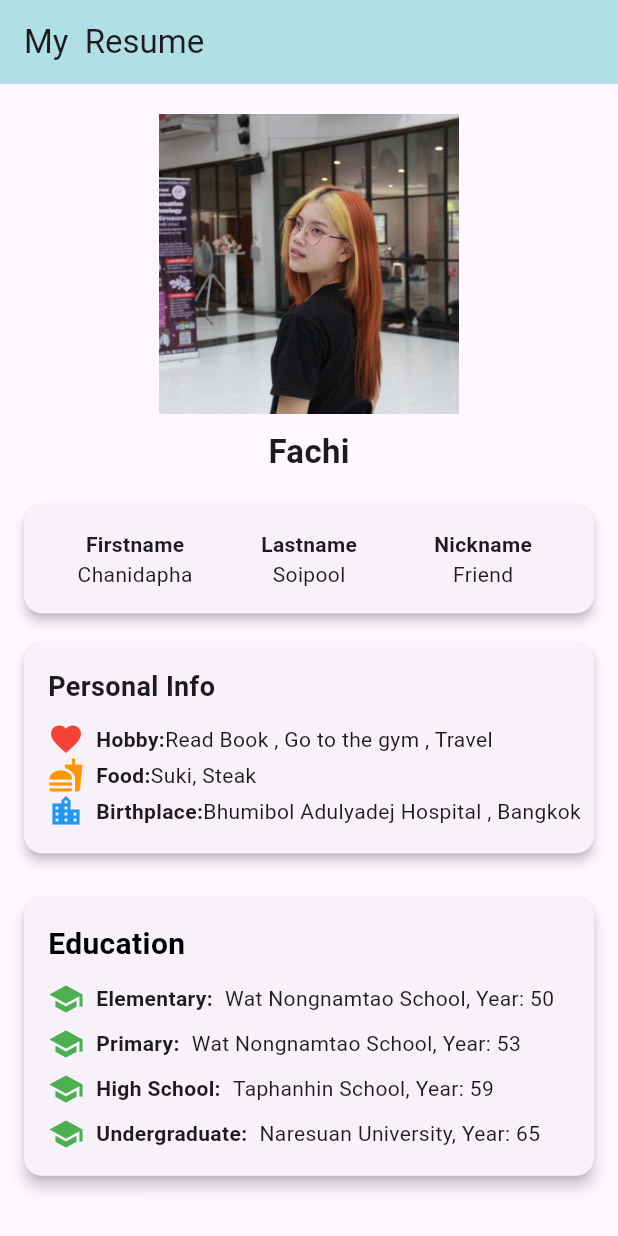
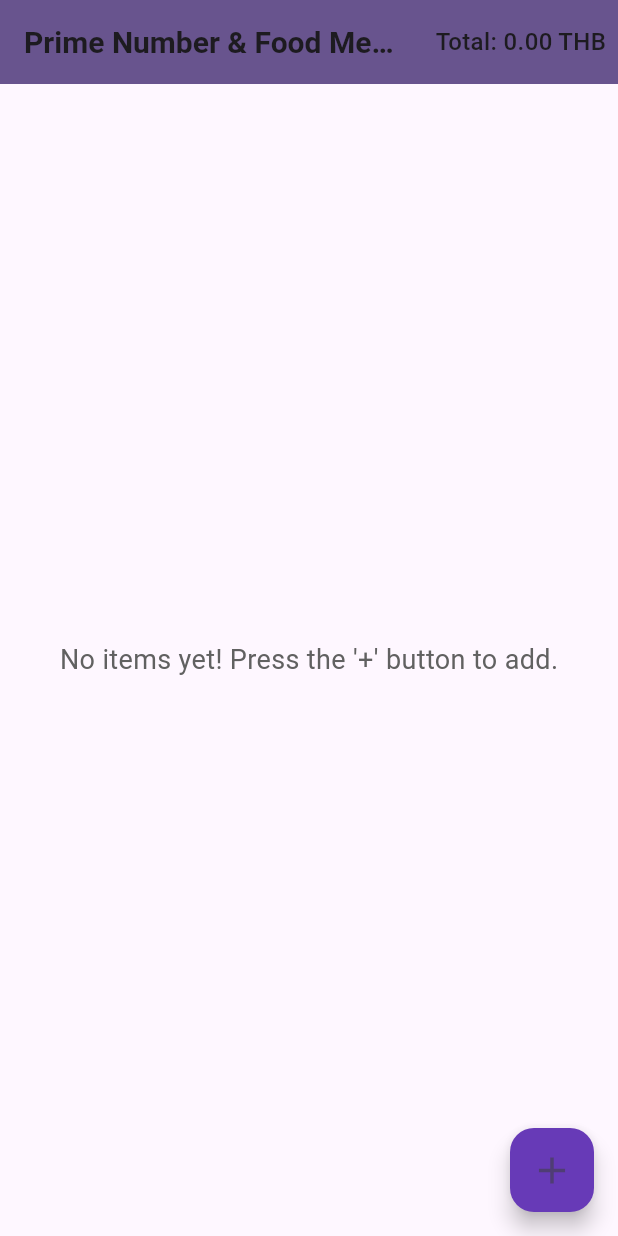
Before and after one commit to Chanidapha65310920/FoodOrder, a Flutter app: the screen it shows after launch, on a phone screen of 412 x 824 dp. Run offline on Flutter 3.47's test engine with Material 3 defaults, Android fonts, the phone set to English and light mode, and no system bars.

Commit message:
first commit

```diff
--- /dev/null
+++ b/lib/FoodMenu.dart
@@ -0,0 +1,78 @@
+class Foodmenu {
+  String name;         // ชื่ออาหาร
+  String price;        // ราคาของอาหาร
+  String image;        // URL หรือ Path ของรูปภาพอาหาร
+  String description;  // คำอธิบายเกี่ยวกับอาหาร
+
+  // คอนสตรัคเตอร์
+  Foodmenu({
+    required this.name,
+    required this.price,
+    required this.image,
+    required this.description,
+  });
+
+  // เพิ่ม static เพื่อให้สามารถเข้าถึง menuItems ได้จากนอกคลาส
+  static final List<Foodmenu> menuItems = [
+    Foodmenu(
+      name: "Spaghetti Carbonara",
+      price: "250 THB",
+      image: "https://via.placeholder.com/150",
+      description: "Creamy spaghetti with bacon and parmesan cheese.",
+    ),
+    Foodmenu(
+      name: "Pad Thai",
+      price: "120 THB",
+      image: "https://via.placeholder.com/150",
+      description: "Thailand's famous stir-fried noodles with tamarind sauce.",
+    ),
+    Foodmenu(
+      name: "Green Curry",
+      price: "180 THB",
+      image: "https://via.placeholder.com/150",
+      description: "Spicy Thai green curry with chicken and coconut milk.",
+    ),
+    Foodmenu(
+      name: "Tom Yum Goong",
+      price: "150 THB",
+      image: "https://via.placeholder.com/150",
+      description: "Spicy and sour shrimp soup with Thai herbs.",
+    ),
+    Foodmenu(
+      name: "Massaman Curry",
+      price: "200 THB",
+      image: "https://via.placeholder.com/150",
+      description: "Rich and flavorful curry with tender beef and potatoes.",
+    ),
+    Foodmenu(
+      name: "Mango Sticky Rice",
+      price: "90 THB",
+      image: "https://via.placeholder.com/150",
+      description: "Sweet sticky rice paired with ripe mango and coconut milk.",
+    ),
+    Foodmenu(
+      name: "Chicken Satay",
+      price: "110 THB",
+      image: "https://via.placeholder.com/150",
+      description: "Grilled chicken skewers served with peanut sauce.",
+    ),
+    Foodmenu(
+      name: "Som Tum (Papaya Salad)",
+      price: "70 THB",
+      image: "https://via.placeholder.com/150",
+      description: "Spicy green papaya salad with peanuts and lime.",
+    ),
+    Foodmenu(
+      name: "Khao Pad (Fried Rice)",
+      price: "100 THB",
+      image: "https://via.placeholder.com/150",
+      description: "Fried rice with vegetables, eggs, and your choice of meat.",
+    ),
+    Foodmenu(
+      name: "Spring Rolls",
+      price: "80 THB",
+      image: "https://via.placeholder.com/150",
+      description: "Crispy fried spring rolls stuffed with vegetables and meat.",
+    ),
+  ];
+}
--- a/lib/main.dart
+++ b/lib/main.dart
@@ -1,180 +1,160 @@
 import 'package:flutter/material.dart';
+import 'dart:math'; // สำหรับการสุ่มเลข
+import 'FoodMenu.dart'; // นำเข้า FoodMenu.dart
 
 void main() {
-  runApp(
-    MaterialApp(
-      home: Scaffold(
+  runApp(const MyApp());
+}
+
+class MyApp extends StatelessWidget {
+  const MyApp({super.key});
+
+  @override
+  Widget build(BuildContext context) {
+    return MaterialApp(
+      title: 'Food Menu & Prime Number',
+      theme: ThemeData(
+        colorScheme: ColorScheme.fromSeed(seedColor: Colors.deepPurple),
+        useMaterial3: true,
+      ),
+      home: const MyHomePage(title: 'Prime Number & Food Menu'),
+    );
+  }
+}
+
+class MyHomePage extends StatefulWidget {
+  const MyHomePage({super.key, required this.title});
+
+  final String title;
+
+  @override
+  State<MyHomePage> createState() => _MyHomePageState();
+}
+
+class _MyHomePageState extends State<MyHomePage> {
+  List<String> _items = []; // รายการข้อมูลที่จะเพิ่มใน ListView
+  List<int> _primeNumbers = []; // ตัวแปรสำหรับเก็บจำนวนเฉพาะที่สุ่มมาแล้ว
+  double _totalPrice = 0.0; // ตัวแปรสำหรับเก็บผลรวมราคาอาหารทั้งหมด
+
+  // ฟังก์ชันตรวจสอบว่าเป็นจำนวนเฉพาะหรือไม่
+  bool _isPrime(int number) {
+    if (number <= 1) return false;
+    for (int i = 2; i <= sqrt(number).toInt(); i++) {
+      if (number % i == 0) return false;
+    }
+    return true;
+  }
+
+  // ฟังก์ชันสุ่มจำนวนเฉพาะจากรายการที่เก็บไว้
+  int _getRandomPrime() {
+    Random random = Random();
+    if (_primeNumbers.isEmpty) {
+      // สร้างจำนวนเฉพาะและเก็บไว้ใน _primeNumbers
+      for (int i = 2; i <= 1000; i++) {
+        if (_isPrime(i)) {
+          _primeNumbers.add(i);
+        }
+      }
+    }
+    // สุ่มเลือกจำนวนเฉพาะจากรายการ
+    return _primeNumbers[random.nextInt(_primeNumbers.length)];
+  }
+
+  // ฟังก์ชันสุ่มเมนูอาหารจาก FoodMenu.dart
+  Foodmenu _getRandomFoodMenu() {
+    Random random = Random();
+
+    if (Foodmenu.menuItems.isNotEmpty) {
+      return Foodmenu.menuItems[random.nextInt(Foodmenu.menuItems.length)];
+    } else {
+      // คืนค่าตัวอย่างเมนูในกรณีที่ไม่มีข้อมูล
+      return Foodmenu(
+        name: 'Default Food',
+        price: '0 THB',
+        image: 'assets/images/default.png',
+        description: 'No menu available.',
+      );
+    }
+  }
+
+  // ฟังก์ชันเพิ่มรายการใหม่
+  void _addNewRow() {
+    setState(() {
+      Foodmenu randomMenu = _getRandomFoodMenu(); // สุ่มเมนูอาหาร
+      int randomPrime = _getRandomPrime(); // เลือกจำนวนเฉพาะจากรายการ
+
+      // เพิ่มข้อมูลเมนูอาหารพร้อมจำนวนเฉพาะ
+      _items.add(
+          'Food: ${randomMenu.name}, Price: ${randomMenu.price}, Description: ${randomMenu.description}, Prime Number: $randomPrime');
+
+      // คำนวณผลรวมราคา
+      _totalPrice += double.tryParse(randomMenu.price.replaceAll(' THB', '')) ?? 0.0;
+    });
+  }
+
+  @override
+  Widget build(BuildContext context) {
+    return Scaffold(
       appBar: AppBar(
-          title: Text("My  Resume"),
-          backgroundColor: Color(0xFFB0E0E6), // เพิ่มสี AppBar
+        backgroundColor: Theme.of(context).colorScheme.primary,
+        title: Text(
+          widget.title,
+          style: const TextStyle(fontSize: 20, fontWeight: FontWeight.bold),
         ),
-        body: SingleChildScrollView(
-          child: Center(
-            child: Column(
-              mainAxisAlignment: MainAxisAlignment.center,
-              children: [
-                 SizedBox(height: 20), // เว้นระยะห่างระหว่างตารางกับข้อมูลด้านล่าง
-                // รูปภาพ
-                Image(
-                  width: 200,
-                  image: AssetImage("assets/images/fachi.jpg"),
+        centerTitle: true,
+        actions: [
+          // แสดงผลรวมราคาอาหารทั้งหมด
+          Padding(
+            padding: const EdgeInsets.all(8.0),
+            child: Text(
+              'Total: ${_totalPrice.toStringAsFixed(2)} THB', // แสดงผลรวมราคา
+              style: const TextStyle(fontSize: 16, fontWeight: FontWeight.w500),
             ),
-                SizedBox(height: 10), // เว้นระยะห่างระหว่างรูปกับข้อความ
-                // ข้อความใต้รูป
-                Text(
-                  "Fachi",
-                  style: TextStyle(
-                    fontSize: 22,
-                    fontWeight: FontWeight.bold,
-                  ),
-                ),
-                SizedBox(height: 20), // เว้นระยะห่างระหว่างข้อความกับตาราง
-
-                // ตาราง
-                Card(
-                  elevation: 3,
-                  margin: EdgeInsets.symmetric(horizontal: 16.0),
-                  child: Padding(
-                    padding: const EdgeInsets.all(16.0),
-                    child: Table(
-                      children: [
-                        TableRow(
-                children: [
-                  Center(child: Text('Firstname', style: TextStyle(fontWeight: FontWeight.bold))),
-                  Center(child: Text('Lastname', style: TextStyle(fontWeight: FontWeight.bold))),
-                  Center(child: Text('Nickname', style: TextStyle(fontWeight: FontWeight.bold))),
-                ],
-              ),
-                        TableRow(
-                          children: [
-                            Center(child: Text('Chanidapha')),
-                            Center(child: Text('Soipool')),
-                            Center(child: Text('Friend')),
-                          ],
           ),
         ],
       ),
+      body: _items.isEmpty
+          ? Center(
+              child: Text(
+                "No items yet! Press the '+' button to add.",
+                style: TextStyle(
+                  fontSize: 18,
+                  color: Colors.grey[700],
                 ),
               ),
-
-                SizedBox(height: 20), // เว้นระยะห่างระหว่างตารางกับข้อมูลด้านล่าง
-
-                // ข้อมูล Hobby, Food, Birthplace
-                Card(
-                  elevation: 3,
-                  margin: EdgeInsets.symmetric(horizontal: 16.0),
-                  child: Padding(
-                    padding: const EdgeInsets.all(16.0),
-                    child: Column(
-                      crossAxisAlignment: CrossAxisAlignment.start,
-                      children: [
-                        Text(
-                          "Personal Info",
-                          style: TextStyle(
-                            fontSize: 18,
-                            fontWeight: FontWeight.bold,
+            )
+          : ListView.separated(
+              padding: const EdgeInsets.all(16),
+              itemCount: _items.length, // จำนวนไอเท็มทั้งหมด
+              itemBuilder: (context, index) {
+                // ใช้จำนวนเฉพาะจากที่เก็บไว้ใน _items
+                return ListTile(
+                  tileColor: Colors.deepPurple[50], // พื้นหลังของ Tile
+                  shape: RoundedRectangleBorder(
+                    borderRadius: BorderRadius.circular(10),
+                  ),
+                  title: Text(
+                    _items[index], // แสดงชื่อไอเท็ม
+                    style: const TextStyle(
+                        fontSize: 16, fontWeight: FontWeight.w500),
+                  ),
+                  leading: CircleAvatar(
+                    backgroundColor: Colors.deepPurple, // สีพื้นหลังของวงกลม
+                    child: Text(
+                      '${_items[index].split('Prime Number: ')[1].split(' ')[0]}', // แสดงจำนวนเฉพาะจาก string
+                      style: const TextStyle(color: Colors.white),
                     ),
                   ),
-                        SizedBox(height: 10),
-                        Row(
-                          children: [
-                            Icon(Icons.favorite, color: Colors.red),
-                            SizedBox(width: 8),
-                             Text("Hobby:", style: TextStyle(fontWeight: FontWeight.bold)),
-                      Text("Read Book , Go to the gym , Travel"),
-                          ],
+                );
+              },
+              separatorBuilder: (context, index) => const SizedBox(height: 10),
             ),
-                        Row(
-                          children: [
-                            Icon(Icons.fastfood, color: Colors.orange),
-                            SizedBox(width: 8),
-Text("Food:", style: TextStyle(fontWeight: FontWeight.bold)),
-                      Text("Suki, Steak"),                          ],
-                        ),
-                        Row(
-                          children: [
-                            Icon(Icons.location_city, color: Colors.blue),
-                            SizedBox(width: 8),
-Text("Birthplace:", style: TextStyle(fontWeight: FontWeight.bold)),
-                      Text("Bhumibol Adulyadej Hospital , Bangkok"),                          ],
-                        ),
-                      ],
-                    ),
-                  ),
-                ),
-
-                SizedBox(height: 20), // เว้นระยะห่าง
-
-                // ข้อมูล Education
-                // ข้อมูล Education
-Align(
-  alignment: Alignment.centerLeft, // จัดให้อยู่ด้านซ้าย
-  child: Card(
-    elevation: 4,
-    margin: const EdgeInsets.symmetric(vertical: 10, horizontal: 16),
-    child: Padding(
-      padding: const EdgeInsets.all(16.0),
-      child: Column(
-        crossAxisAlignment: CrossAxisAlignment.start, // จัดข้อความให้ชิดซ้าย
-        children: [
-          Text(
-            "Education",
-            style: TextStyle(
-              fontSize: 20,
-              fontWeight: FontWeight.bold,
-              color: Colors.black,
-            ),
-          ),
-          SizedBox(height: 10),
-          Row(
-            children: [
-              Icon(Icons.school, color: Colors.green),
-              SizedBox(width: 8),
-Text("Elementary:", style: TextStyle(fontWeight: FontWeight.bold)),
-                          SizedBox(width: 8),
-                          Text("Wat Nongnamtao School, Year: 50"),            ],
-          ),
-          SizedBox(height: 6),
-          Row(
-            children: [
-              Icon(Icons.school, color: Colors.green),
-              SizedBox(width: 8),
- Text("Primary:", style: TextStyle(fontWeight: FontWeight.bold)),
-                          SizedBox(width: 8),
-                          Text("Wat Nongnamtao School, Year: 53"),            ],
-          ),
-          SizedBox(height: 6),
-          Row(
-            children: [
-              Icon(Icons.school, color: Colors.green),
-              SizedBox(width: 8),
-Text("High School:", style: TextStyle(fontWeight: FontWeight.bold)),
-                          SizedBox(width: 8),
-                          Text("Taphanhin School, Year: 59"),            ],
-          ),
-          SizedBox(height: 6),
-          Row(
-            children: [
-              Icon(Icons.school, color: Colors.green),
-              SizedBox(width: 8),
-  Text("Undergraduate:", style: TextStyle(fontWeight: FontWeight.bold)),
-                          SizedBox(width: 8),
-                          Text("Naresuan University, Year: 65"),            ],
-          ),
-        ],
-      ),
-    ),
-  ),
-),
-
-
-                SizedBox(height: 20), // เว้นระยะห่างระหว่างข้อมูลและปุ่ม
-              ],
-            ),
-          ),
-        ),
-      ),
-      theme: ThemeData(primarySwatch: Colors.green),
+      floatingActionButton: FloatingActionButton(
+        onPressed: _addNewRow, // เรียกใช้ฟังก์ชันเพิ่มไอเท็ม
+        tooltip: 'Add Item',
+        backgroundColor: Colors.deepPurple,
+        child: const Icon(Icons.add, size: 30), // ไอคอนปุ่มเป็นเครื่องหมายบวก
       ),
     );
   }
+}
```
Also changed, not shown: 1 other file. Lines whose indentation alone changed are shown as unchanged.
